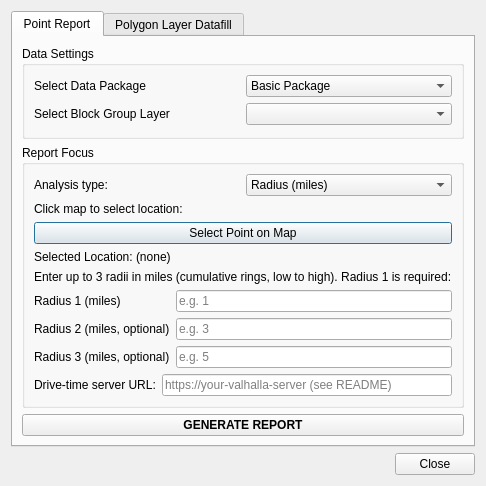
Before: the Qt Designer form demo_reports_dialog_base.ui in retailgravity/qgis-demographic-reports, drawn with Qt 5.
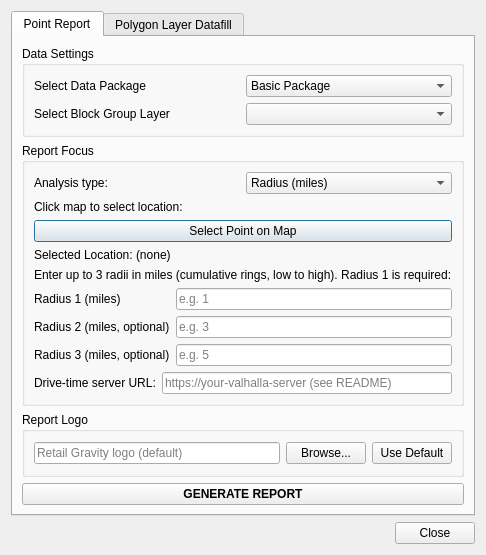
After: the same form once the commit is applied.

Commit message: Add swappable report logo, center logo, drop blue header stub, persist datafill fields

```diff
--- a/demo_reports_dialog_base.ui
+++ b/demo_reports_dialog_base.ui
@@ -195,6 +195,39 @@
          </layout>
         </widget>
        </item>
+       <item>
+        <widget class="QGroupBox" name="groupBox_logo">
+         <property name="title">
+          <string>Report Logo</string>
+         </property>
+         <layout class="QHBoxLayout" name="logoLayout">
+          <item>
+           <widget class="QLineEdit" name="logoLineEdit">
+            <property name="readOnly">
+             <bool>true</bool>
+            </property>
+            <property name="placeholderText">
+             <string>Retail Gravity logo (default)</string>
+            </property>
+           </widget>
+          </item>
+          <item>
+           <widget class="QPushButton" name="logoBrowseButton">
+            <property name="text">
+             <string>Browse...</string>
+            </property>
+           </widget>
+          </item>
+          <item>
+           <widget class="QPushButton" name="logoResetButton">
+            <property name="text">
+             <string>Use Default</string>
+            </property>
+           </widget>
+          </item>
+         </layout>
+        </widget>
+       </item>
        <item>
         <widget class="QPushButton" name="generateReportButton">
          <property name="font">
```
The commit also changes 2 other files.
